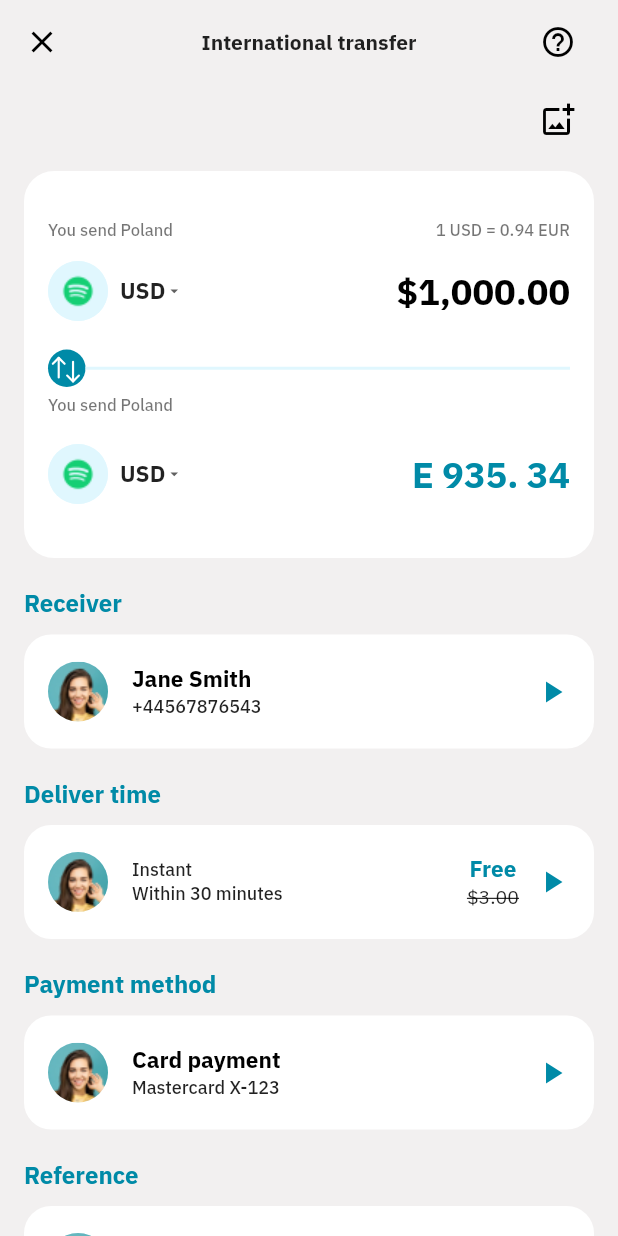
After one commit to Tekporlipos/geniopay, a Flutter app: the Exchange screen opened by its route, on a phone screen of 412 x 824 dp. The commit adds this screen. Run offline on Flutter 3.47's test engine with Material 2 defaults, Android fonts, the phone set to English and light mode, and no system bars; our stand-ins replace badges, flutter_svg, get.

Commit message:
exchange page completed

```diff
--- /dev/null
+++ b/lib/exchange/exchange.dart
@@ -0,0 +1,287 @@
+import 'package:flutter/material.dart';
+import 'package:flutter_svg/svg.dart';
+import 'package:geniopay/exchange/exchangeController.dart';
+import 'package:get/get.dart';
+import 'dart:math';
+import '../utility/constants.dart';
+import '../widgets/functionWidgets.dart';
+
+class Exchange extends GetView<ExchangeController>{
+  const Exchange({super.key});
+
+  @override
+  Widget build(BuildContext context) {
+
+    return Scaffold(
+      backgroundColor: const Color.fromRGBO(242, 240, 240, 1),
+      appBar: AppBar(
+        backgroundColor: const Color.fromRGBO(242, 240, 240, 1),
+        elevation: 0,
+        leading: IconButton(onPressed: (){
+          Get.back();
+        },icon: const Icon(Icons.close,color: Colors.black,),),
+        centerTitle: true,
+        title: FunctionWidgets.boldText("International transfer", 14, Colors.black87),
+        actions:  [
+          Padding(
+            padding: const EdgeInsets.only(right: 16.0),
+            child:IconButton(onPressed: (){}
+              ,icon: const Icon(Icons.help_outline,color: Colors.black,),),
+          ),
+        ],
+      ),
+      body: Padding(
+        padding: const EdgeInsets.only(left: 16.0,right: 16),
+        child: ListView(
+
+          children: [
+            Align(alignment: Alignment.centerRight,child: IconButton(onPressed: (){
+              Get.back();
+            },icon: const Icon(Icons.add_photo_alternate_outlined,color: Colors.black,),),),
+            const SizedBox(height: 10,),
+            Container(
+              decoration: BoxDecoration(
+                color: Colors.white,
+                borderRadius: BorderRadius.circular(20),
+              ),
+              child: Padding(
+                padding: const EdgeInsets.only(left: 16.0,right: 16,top: 32,bottom: 32),
+                child: Column(
+                  children: [
+
+                    Row(
+                      mainAxisAlignment: MainAxisAlignment.spaceBetween,
+                      children: [
+                        FunctionWidgets.normalText("You send Poland", 11, Colors.black54),
+                        FunctionWidgets.normalText("1 USD = 0.94 EUR", 11, Colors.black54),
+                      ],
+                    ),
+                    const SizedBox(height: 10,),
+                    Row(
+                      mainAxisAlignment: MainAxisAlignment.spaceBetween,
+                      children: [
+                        Row(
+                          children: [
+                            Padding(
+                                padding: const EdgeInsets.only(right: 8.0),
+                                child: Container(
+                                  width: 40,
+                                  height: 40,
+                                  decoration: BoxDecoration(
+                                      borderRadius: BorderRadiusDirectional.circular(40/2),
+                                      color: Constants.primary,
+                                      image: const DecorationImage(
+                                          image: AssetImage("assets/images/home/spotify.png"),
+                                          fit: BoxFit.cover
+                                      )
+                                  ),
+                                )
+                            ),
+                            DropdownButton(
+                              icon: const Icon(Icons.arrow_drop_down_outlined,size:12 ,),
+                              alignment: AlignmentDirectional.center,
+                              underline: const SizedBox(),
+                              items: [
+                                DropdownMenuItem(
+                                  onTap: (){},
+                                  child: FunctionWidgets.boldText("USD", 15, Colors.black87),
+                                )
+                              ], onChanged: (value){},
+                            ),
+                          ],
+                        ),
+                        const SizedBox(height: 10,),
+                        FunctionWidgets.boldText("\$1,000.00", 24, Colors.black),
+                      ],
+                    ),
+
+                    const SizedBox(height: 15,),
+
+                    Row(
+                      children: [
+                        Transform.rotate(
+                          angle: pi / 2.0,
+                          child: Container(
+                            width: 25,
+                            height: 25,
+                            decoration: BoxDecoration(
+                                borderRadius: BorderRadiusDirectional.circular(25/2),
+                                color: Constants.secondary,
+
+                            ),
+                            child: Center(child: SvgPicture.asset("assets/images/home/Wallet.svg"),),
+                          ),
+                        ),
+                        Expanded(
+                          child: Container(
+                            height: 2,
+                            width: Get.width-20,
+                            color: Constants.primary,
+                          ),
+                        )
+                            ],
+                    ),
+                    const SizedBox(height: 5,),
+                    Align(
+                        alignment: Alignment.centerLeft,
+                        child: FunctionWidgets.normalText("You send Poland", 11, Colors.black54)),
+                    const SizedBox(height: 15,),
+                    Row(
+                      mainAxisAlignment: MainAxisAlignment.spaceBetween,
+                      children: [
+                        Row(
+                          children: [
+                            Padding(
+                                padding: const EdgeInsets.only(right: 8.0),
+                                child: Container(
+                                  width: 40,
+                                  height: 40,
+                                  decoration: BoxDecoration(
+                                      borderRadius: BorderRadiusDirectional.circular(40/2),
+                                      color: Constants.primary,
+                                      image: const DecorationImage(
+                                          image: AssetImage("assets/images/home/spotify.png"),
+                                          fit: BoxFit.cover
+                                      )
+                                  ),
+                                )
+                            ),
+                            DropdownButton(
+                              icon: const Icon(Icons.arrow_drop_down_outlined,size:12 ,),
+                              alignment: AlignmentDirectional.center,
+                              underline: const SizedBox(),
+                              items: [
+                                DropdownMenuItem(
+                                  onTap: (){},
+                                  child: FunctionWidgets.boldText("USD", 15, Colors.black87),
+                                )
+                              ], onChanged: (value){},
+                            ),
+                          ],
+                        ),
+                        const SizedBox(height: 10,),
+                        FunctionWidgets.boldText("E 935. 34", 24, Constants.secondary),
+                      ],
+                    ),
+
+                  ],
+                ),
+              ),
+            ),
+            const SizedBox(height: 20,),
+            FunctionWidgets.boldText("Receiver", 16, Constants.secondary),
+            const SizedBox(height: 10,),
+            FunctionWidgets.customOpCard("assets/images/home/profile.png",FunctionWidgets.boldText("Jane Smith",15,Colors.black),
+                FunctionWidgets.normalText("+44567876543",12,Colors.black87), "", ""),
+            const SizedBox(height: 20,),
+            FunctionWidgets.boldText("Deliver time", 16, Constants.secondary),
+            const SizedBox(height: 10,),
+            FunctionWidgets.customOpCard("assets/images/home/profile.png",
+                Row(children: [FunctionWidgets.normalText( "Instant",12,Colors.black87)],),
+                FunctionWidgets.normalText("Within 30 minutes",12,Colors.black87) , "Free", "\$3.00"),
+            const SizedBox(height: 20,),
+            FunctionWidgets.boldText("Payment method", 16, Constants.secondary),
+            const SizedBox(height: 10,),
+            FunctionWidgets.customOpCard("assets/images/home/profile.png", FunctionWidgets.boldText("Card payment",15,Colors.black),
+                Row(children: [FunctionWidgets.normalText("Mastercard X-123",12,Colors.black87)],) , "", ""),
+            const SizedBox(height: 20,),
+            FunctionWidgets.boldText("Reference", 16, Constants.secondary),
+            const SizedBox(height: 10,),
+        Container(
+          padding: const EdgeInsets.only(left: 16,right: 16,top: 18,bottom: 18),
+          decoration: BoxDecoration(
+            borderRadius: BorderRadius.circular(18),
+            color: Colors.white,
+          ),
+          child: Row(
+            mainAxisAlignment: MainAxisAlignment.spaceBetween,
+            crossAxisAlignment: CrossAxisAlignment.center,
+            children: [
+              Row(
+                children: [
+                  Padding(
+                      padding: const EdgeInsets.only(right: 16.0),
+                      child:Container(
+                        width: 40,
+                        height: 40,
+                        decoration: BoxDecoration(
+                            borderRadius: BorderRadiusDirectional.circular(40/2),
+                            color: Constants.primary,
+                            image:  const DecorationImage(
+                                image: AssetImage("assets/images/home/profile.png"),
+                                fit: BoxFit.cover
+                            )
+                        ),
+                      )
+                  ),
+                  FunctionWidgets.boldText("School fees",15,Colors.black),
+                ],
+              ),
+              const Icon(Icons.play_arrow,color: Constants.secondary,),
+            ],
+          ),
+        ),
+
+            const SizedBox(height: 20,),
+
+
+            Container(
+              padding: const EdgeInsets.only(left: 16,right: 16,top: 18,bottom: 18),
+              decoration: BoxDecoration(
+                borderRadius: BorderRadius.circular(15),
+                color: Constants.secondary,
+              ),
+              child: Row(
+                mainAxisAlignment: MainAxisAlignment.spaceBetween,
+                crossAxisAlignment: CrossAxisAlignment.center,
+                children: [
+                  Row(
+                    children: [
+                      Padding(
+                          padding: const EdgeInsets.only(right: 16.0),
+                          child:Container(
+                            width: 40,
+                            height: 40,
+                            decoration: BoxDecoration(
+                                borderRadius: BorderRadiusDirectional.circular(40/2),
+                                color: Constants.primary,
+                                image:  const DecorationImage(
+                                    image: AssetImage("assets/images/home/profile.png"),
+                                    fit: BoxFit.cover
+                                )
+                            ),
+                          )
+                      ),
+                      Column(
+                        mainAxisAlignment: MainAxisAlignment.spaceBetween,
+                        crossAxisAlignment: CrossAxisAlignment.start,
+                        children: [
+                          FunctionWidgets.smallText("Total to pay",15,Colors.white),
+                          FunctionWidgets.boldText("\$1,005.00",12,Colors.white)
+                        ],
+                      ),
+                    ],
+                  ),
+                  const Icon(Icons.play_arrow,color: Constants.secondary,),
+                ],
+              ),
+            ),
+
+            const SizedBox(height: 30,),
+
+            Container(
+              padding: const EdgeInsets.all(8),
+              decoration: BoxDecoration(
+                borderRadius: BorderRadius.circular(10),
+                color: Constants.yellow,
+              ),
+              child:Center(child: FunctionWidgets.boldText("SEND",18,Colors.black)),
+            ),
+            const SizedBox(height: 20,),
+          ],
+        ),
+      ),
+    );
+  }
+
+}
--- /dev/null
+++ b/lib/exchange/exchangeController.dart
@@ -0,0 +1,5 @@
+import 'package:get/get.dart';
+
+class ExchangeController extends GetxController{
+
+}
--- a/lib/home/Home.dart
+++ b/lib/home/home.dart
@@ -1,6 +1,7 @@
 import 'package:badges/badges.dart';
 import 'package:flutter/material.dart';
 import 'package:flutter_svg/flutter_svg.dart';
+import 'package:geniopay/utility/pages.dart';
 import 'package:get/get.dart';
 
 import '../utility/constants.dart';
@@ -131,7 +132,11 @@ class Home extends GetView<HomeController>{
                         children: [
                           FunctionWidgets.svgInCircle("assets/images/home/Arrow - Right Square.svg","Pay out"),
                           FunctionWidgets.svgInCircle("assets/images/home/Login.svg","Pay in"),
-                          FunctionWidgets.svgInCircle("assets/images/home/Wallet.svg","Exchange"),
+                          InkWell(
+                              onTap: (){
+                                Get.toNamed(Pages.exchange);
+                              },
+                              child: FunctionWidgets.svgInCircle("assets/images/home/Wallet.svg","Exchange")),
                           FunctionWidgets.svgInCircle("assets/images/home/Category.svg","More"),
                         ],
                       ),
@@ -179,7 +184,7 @@ class Home extends GetView<HomeController>{
                    children: [
                      FunctionWidgets.normalText("Transactions", 15, Colors.black),
 
-                     FunctionWidgets.smallTextUnderline("View All", 12, Colors.black54),
+                     FunctionWidgets.smallTextUnderline("View All", 12, Colors.black54,TextDecoration.underline),
                    ],
                  ),
                ),
--- a/lib/main.dart
+++ b/lib/main.dart
@@ -1,14 +1,17 @@
 import 'package:flutter/material.dart';
 import 'package:get/get.dart';
-
-import 'home/Home.dart';
+import 'exchange/exchange.dart';
+import 'home/home.dart';
 import 'utility/constants.dart';
+import 'utility/pages.dart';
 void main() {
-  runApp(GetMaterialApp(
+  runApp(
+      GetMaterialApp(
     theme: ThemeData(primaryColor: Constants.primary,primaryColorDark: Constants.secondaryLight,primaryColorLight:Constants.secondaryLighter,secondaryHeaderColor: Constants.secondary ),
-    initialRoute: "/",
+    initialRoute: Pages.home,
     getPages: [
-      GetPage(name: '/', page: ()=> const Home()),
+      GetPage(name: Pages.home, page: ()=> const Home()),
+      GetPage(name: Pages.exchange, page: ()=> const Exchange()),
     ],
   ));
 }
--- /dev/null
+++ b/lib/utility/pages.dart
@@ -0,0 +1,4 @@
+class Pages{
+  static const String home = "/";
+  static const String exchange = "/exchange";
+}
--- a/lib/widgets/functionWidgets.dart
+++ b/lib/widgets/functionWidgets.dart
@@ -14,8 +14,8 @@ class FunctionWidgets{
     return Text(text,style:  TextStyle(fontFamily: "IBM_Plex_Sans_bold", color: colors,fontWeight: FontWeight.bold,fontSize: size),);
   }
 
-  static Widget smallTextUnderline(String text,double size,Color colors){
-    return Text(text,style:  TextStyle(fontFamily: "IBM_Plex_Sans", color: colors,fontWeight: FontWeight.w500,fontSize: size,decoration: TextDecoration.underline),);
+  static Widget smallTextUnderline(String text,double size,Color colors,TextDecoration decoration){
+    return Text(text,style:  TextStyle(fontFamily: "IBM_Plex_Sans", color: colors,fontWeight: FontWeight.w500,fontSize: size,decoration: decoration),);
   }
 
 
@@ -43,6 +43,7 @@ class FunctionWidgets{
                         color: Constants.primary,
                         image: DecorationImage(
                           image: AssetImage(logo),
+                          fit: BoxFit.cover
                         )
                     ),
                   )
@@ -137,4 +138,61 @@ class FunctionWidgets{
   }
 
 
+ static Widget customOpCard(String logo,Widget title,Widget message,String state,String old){
+    return  Container(
+      padding: const EdgeInsets.only(left: 16,right: 16,top: 18,bottom: 18),
+      decoration: BoxDecoration(
+        borderRadius: BorderRadius.circular(18),
+        color: Colors.white,
+      ),
+      child: Row(
+        mainAxisAlignment: MainAxisAlignment.spaceBetween,
+        crossAxisAlignment: CrossAxisAlignment.center,
+        children: [
+          Row(
+            children: [
+              Padding(
+                  padding: const EdgeInsets.only(right: 16.0),
+                  child:Container(
+                    width: 40,
+                    height: 40,
+                    decoration: BoxDecoration(
+                        borderRadius: BorderRadiusDirectional.circular(40/2),
+                        color: Constants.primary,
+                        image:  DecorationImage(
+                            image: AssetImage(logo),
+                            fit: BoxFit.cover
+                        )
+                    ),
+                  )
+              ),
+              Column(
+                crossAxisAlignment: CrossAxisAlignment.start,
+                mainAxisAlignment: MainAxisAlignment.spaceBetween,
+                children: [
+                  title,
+                  message,
+                ],
+              )
+            ],
+          ),
+          Row(
+            mainAxisAlignment: MainAxisAlignment.spaceBetween,
+            children: [
+              Column(
+                children: [
+                  FunctionWidgets.boldText(state,15,Constants.secondary),
+                  FunctionWidgets.smallTextUnderline(old,13,Colors.black87,TextDecoration.lineThrough)
+                ],
+              ),
+              const SizedBox(width: 10,),
+              const Icon(Icons.play_arrow,color: Constants.secondary,),
+            ],
+          )
+        ],
+      ),
+    );
+  }
+
+
 }
```
